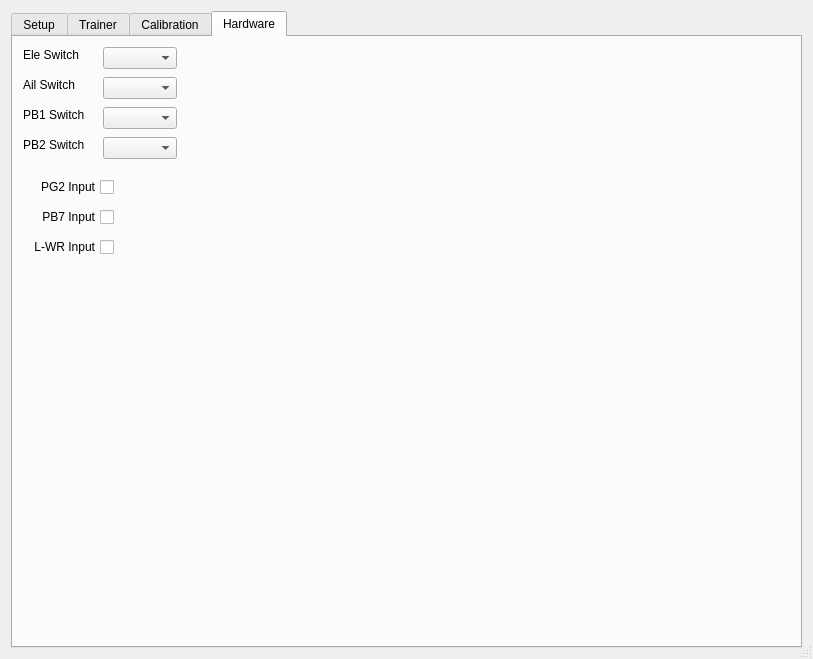
First picture: the form in eepe/eepe/src/generaledit.ui, repository MikeBland/mbtx, before the edit.
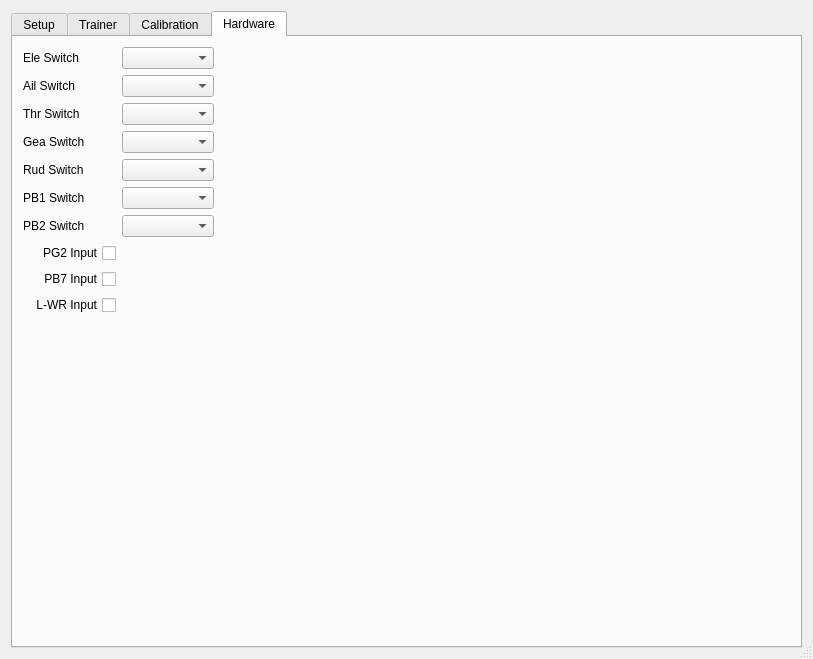
Second picture: the form after the edit. The open tabs and pages were chosen to show the change. Icons and pictures are not drawn.

Patch:
```diff
--- a/eepe/eepe/src/generaledit.ui
+++ b/eepe/eepe/src/generaledit.ui
@@ -2175,107 +2175,67 @@
       <attribute name="title">
        <string>Hardware</string>
       </attribute>
-      <widget class="QLabel" name="label_41">
+      <widget class="QWidget" name="gridLayoutWidget">
        <property name="geometry">
         <rect>
          <x>10</x>
          <y>10</y>
-         <width>61</width>
-         <height>16</height>
+         <width>191</width>
+         <height>271</height>
         </rect>
        </property>
-       <property name="text">
-        <string>Ele Switch</string>
-       </property>
-      </widget>
-      <widget class="QLabel" name="label_42">
-       <property name="geometry">
-        <rect>
-         <x>10</x>
-         <y>40</y>
-         <width>61</width>
-         <height>16</height>
-        </rect>
-       </property>
-       <property name="text">
-        <string>Ail Switch</string>
-       </property>
-      </widget>
-      <widget class="QLabel" name="label_43">
-       <property name="geometry">
-        <rect>
-         <x>10</x>
-         <y>70</y>
-         <width>61</width>
-         <height>16</height>
-        </rect>
-       </property>
-       <property name="text">
-        <string>PB1 Switch</string>
-       </property>
-      </widget>
+       <layout class="QGridLayout" name="gridLayout_10">
+        <item row="6" column="0">
       <widget class="QLabel" name="label_44">
-       <property name="geometry">
-        <rect>
-         <x>10</x>
-         <y>100</y>
-         <width>61</width>
-         <height>16</height>
-        </rect>
-       </property>
        <property name="text">
         <string>PB2 Switch</string>
        </property>
       </widget>
-      <widget class="QComboBox" name="EleSwitchSource">
-       <property name="geometry">
-        <rect>
-         <x>90</x>
-         <y>10</y>
-         <width>74</width>
-         <height>22</height>
-        </rect>
-       </property>
-      </widget>
-      <widget class="QComboBox" name="AilSwitchSource">
-       <property name="geometry">
-        <rect>
-         <x>90</x>
-         <y>40</y>
-         <width>74</width>
-         <height>22</height>
-        </rect>
-       </property>
-      </widget>
-      <widget class="QComboBox" name="Pb1SwitchSource">
-       <property name="geometry">
-        <rect>
-         <x>90</x>
-         <y>70</y>
-         <width>74</width>
-         <height>22</height>
-        </rect>
-       </property>
-      </widget>
-      <widget class="QComboBox" name="Pb2SwitchSource">
-       <property name="geometry">
-        <rect>
-         <x>90</x>
-         <y>100</y>
-         <width>74</width>
-         <height>22</height>
-        </rect>
-       </property>
-      </widget>
+        </item>
+        <item row="6" column="1">
+         <widget class="QComboBox" name="Pb2SwitchSource"/>
+        </item>
+        <item row="5" column="1">
+         <widget class="QComboBox" name="Pb1SwitchSource"/>
+        </item>
+        <item row="5" column="0">
+         <widget class="QLabel" name="label_43">
+          <property name="text">
+           <string>PB1 Switch</string>
+          </property>
+         </widget>
+        </item>
+        <item row="1" column="0">
+         <widget class="QLabel" name="label_AilSw">
+          <property name="text">
+           <string>Ail Switch</string>
+          </property>
+         </widget>
+        </item>
+        <item row="0" column="0">
+         <widget class="QLabel" name="label_41">
+          <property name="text">
+           <string>Ele Switch</string>
+          </property>
+         </widget>
+        </item>
+        <item row="1" column="1">
+         <widget class="QComboBox" name="AilSwitchSource"/>
+        </item>
+        <item row="0" column="1">
+         <widget class="QComboBox" name="EleSwitchSource"/>
+        </item>
+        <item row="2" column="1">
+         <widget class="QComboBox" name="ThrSwitchSource"/>
+        </item>
+        <item row="3" column="1">
+         <widget class="QComboBox" name="GeaSwitchSource"/>
+        </item>
+        <item row="4" column="1">
+         <widget class="QComboBox" name="RudSwitchSource"/>
+        </item>
+        <item row="7" column="0">
       <widget class="QCheckBox" name="Pg2InputCB">
-       <property name="geometry">
-        <rect>
-         <x>10</x>
-         <y>140</y>
-         <width>91</width>
-         <height>20</height>
-        </rect>
-       </property>
        <property name="layoutDirection">
         <enum>Qt::RightToLeft</enum>
        </property>
@@ -2283,15 +2243,9 @@
         <string>PG2 Input</string>
        </property>
       </widget>
+        </item>
+        <item row="8" column="0">
       <widget class="QCheckBox" name="Pb7InputCB">
-       <property name="geometry">
-        <rect>
-         <x>10</x>
-         <y>170</y>
-         <width>91</width>
-         <height>20</height>
-        </rect>
-       </property>
        <property name="layoutDirection">
         <enum>Qt::RightToLeft</enum>
        </property>
@@ -2299,21 +2253,39 @@
         <string>PB7 Input</string>
        </property>
       </widget>
+        </item>
+        <item row="9" column="0">
       <widget class="QCheckBox" name="L_wrInputCB">
-       <property name="geometry">
-        <rect>
-         <x>10</x>
-         <y>200</y>
-         <width>91</width>
-         <height>20</height>
-        </rect>
-       </property>
        <property name="layoutDirection">
         <enum>Qt::RightToLeft</enum>
        </property>
        <property name="text">
         <string>L-WR Input</string>
        </property>
+         </widget>
+        </item>
+        <item row="2" column="0">
+         <widget class="QLabel" name="label_ThrSw">
+          <property name="text">
+           <string>Thr Switch</string>
+          </property>
+         </widget>
+        </item>
+        <item row="3" column="0">
+         <widget class="QLabel" name="label_GeaSw">
+          <property name="text">
+           <string>Gea Switch</string>
+          </property>
+         </widget>
+        </item>
+        <item row="4" column="0">
+         <widget class="QLabel" name="label_RudSw">
+          <property name="text">
+           <string>Rud Switch</string>
+          </property>
+         </widget>
+        </item>
+       </layout>
       </widget>
      </widget>
     </widget>
```
Left out of the diff: 5 changed lines with no effect on the pictures. Lines whose indentation alone changed are shown as unchanged.
